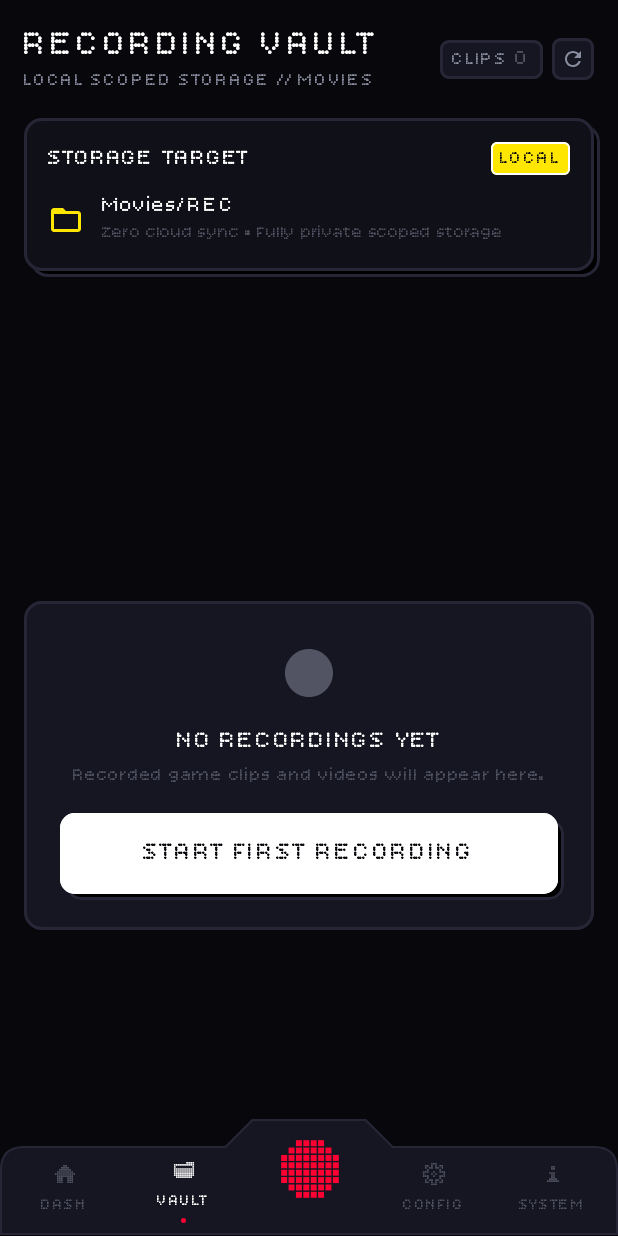
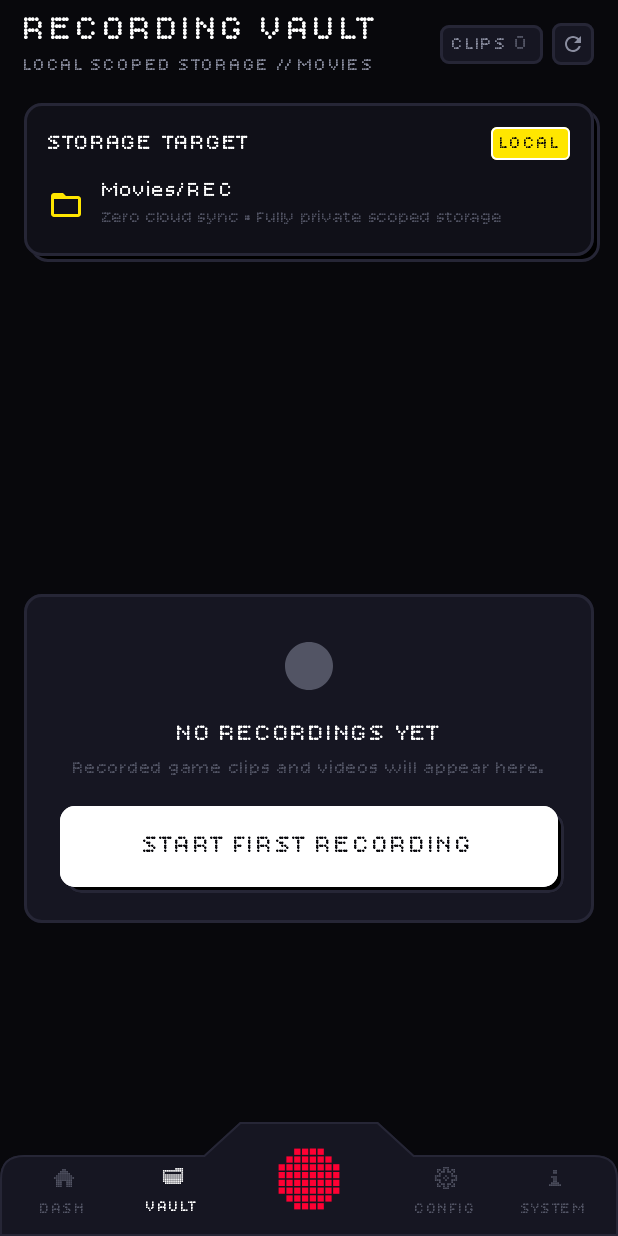
Before and after one commit to pixlofficial/rec, an Android app built with Jetpack Compose: the screen it shows after launch (MainActivity), after a tap on "VAULT", on a phone screen of 412 x 824 dp. Run offline under Robolectric (Android 15) with nearby library versions, the light colour scheme and no system bars; Roboto replaces fonts that are not available here.

Commit message:
fix(ui): restore solid phone navbar, tighten status bar gap, and size record shutter (+50%) with equal vertical gap

```diff
--- a/app/src/main/java/pixl/rec/ui/dashboard/DashboardScreen.kt
+++ b/app/src/main/java/pixl/rec/ui/dashboard/DashboardScreen.kt
@@ -132,7 +132,7 @@ fun DashboardScreen(
             }
             .verticalScroll(scrollState)
     ) {
-        Spacer(modifier = Modifier.height(16.dp))
+        Spacer(modifier = Modifier.height(6.dp))
 
         // 1. Top Bar Header
         HeaderBar(uiState = uiState)
--- a/app/src/main/java/pixl/rec/ui/more/MoreScreen.kt
+++ b/app/src/main/java/pixl/rec/ui/more/MoreScreen.kt
@@ -72,7 +72,7 @@ fun MoreScreen(
             .padding(horizontal = 16.dp)
             .verticalScroll(scrollState)
     ) {
-        Spacer(modifier = Modifier.height(16.dp))
+        Spacer(modifier = Modifier.height(6.dp))
 
         // 1. Header
         Text(
--- a/app/src/main/java/pixl/rec/ui/navigation/BottomNavBar.kt
+++ b/app/src/main/java/pixl/rec/ui/navigation/BottomNavBar.kt
@@ -16,6 +16,7 @@ import androidx.compose.foundation.layout.Row
 import androidx.compose.foundation.layout.Spacer
 import androidx.compose.foundation.layout.WindowInsets
 import androidx.compose.foundation.layout.WindowInsetsSides
+import androidx.compose.foundation.layout.fillMaxSize
 import androidx.compose.foundation.layout.fillMaxWidth
 import androidx.compose.foundation.layout.height
 import androidx.compose.foundation.layout.navigationBars
@@ -25,6 +26,7 @@ import androidx.compose.foundation.layout.offset
 import androidx.compose.foundation.layout.padding
 import androidx.compose.foundation.layout.size
 import androidx.compose.foundation.layout.systemBars
+import androidx.compose.foundation.layout.windowInsetsBottomHeight
 import androidx.compose.foundation.layout.windowInsetsPadding
 import androidx.compose.foundation.shape.CircleShape
 import androidx.compose.foundation.interaction.MutableInteractionSource
@@ -63,9 +65,9 @@ import pixl.rec.ui.theme.TextPrimary
  */
 class CrestedDockShape(
     private val cornerRadius: Dp = 16.dp,
-    private val crestHeight: Dp = 18.dp,
-    private val crestHalfWidth: Dp = 38.dp,
-    private val slopeWidth: Dp = 18.dp
+    private val crestHeight: Dp = 22.dp,
+    private val crestHalfWidth: Dp = 46.dp,
+    private val slopeWidth: Dp = 24.dp
 ) : Shape {
     override fun createOutline(
         size: Size,
@@ -127,15 +129,21 @@ fun BottomNavBar(
 ) {
     val navShape = remember { CrestedDockShape() }
 
-    Box(
+    Column(
         modifier = modifier
             .fillMaxWidth()
-            .navigationBarsPadding()
+            .background(Color.Transparent)
+    ) {
+        // Upper layer: Chamfered Canopy Dock + Centered Floating Shutter
+        Box(
+            modifier = Modifier
+                .fillMaxWidth()
+                .height(76.dp)
         ) {
             // Chamfered Canopy Dock Container
             Box(
                 modifier = Modifier
-                .fillMaxWidth()
+                    .fillMaxSize()
                     .clip(navShape)
                     .background(SurfaceElevated)
                     .border(
@@ -146,8 +154,8 @@ fun BottomNavBar(
             ) {
                 Row(
                     modifier = Modifier
-                    .fillMaxWidth()
-                    .padding(top = 22.dp, bottom = 6.dp, start = 4.dp, end = 4.dp),
+                        .fillMaxSize()
+                        .padding(top = 24.dp, bottom = 6.dp, start = 6.dp, end = 6.dp),
                     verticalAlignment = Alignment.CenterVertically
                 ) {
                     // Left Tabs: DASHBOARD & VAULT
@@ -165,8 +173,8 @@ fun BottomNavBar(
                         modifier = Modifier.weight(1f)
                     )
 
-                // Shutter gap reservation under the canopy
-                Spacer(modifier = Modifier.weight(1.1f))
+                    // Shutter gap reservation under the canopy for larger shutter
+                    Spacer(modifier = Modifier.weight(1.5f))
 
                     // Right Tabs: SETTINGS & MORE
                     NavTabItem(
@@ -185,13 +193,20 @@ fun BottomNavBar(
                 }
             }
 
-        // Shutter Button positioned crowned under the canopy
+            // Shutter Button positioned with equal gap from top of chamfer and phone's navbar
             FloatingRecordShutter(
                 isRecording = isRecording,
                 onRecordAction = onRecordAction,
+                modifier = Modifier.align(Alignment.Center)
+            )
+        }
+
+        // Solid Phone Navigation Bar Area (ObsidianCanvas)
+        Spacer(
             modifier = Modifier
-                .align(Alignment.TopCenter)
-                .offset(y = (-6).dp)
+                .fillMaxWidth()
+                .windowInsetsBottomHeight(WindowInsets.navigationBars)
+                .background(pixl.rec.ui.theme.ObsidianCanvas)
         )
     }
 }
@@ -224,10 +239,10 @@ fun FloatingRecordShutter(
 
     Box(
         modifier = modifier
-            .size(78.dp)
+            .size(108.dp)
             .clickable(
                 interactionSource = remember { MutableInteractionSource() },
-                indication = ripple(bounded = false, radius = 39.dp),
+                indication = ripple(bounded = false, radius = 54.dp),
                 onClick = onRecordAction
             ),
         contentAlignment = Alignment.Center
@@ -239,7 +254,7 @@ fun FloatingRecordShutter(
             contentDescription = if (isRecording) "Stop Recording" else "Start Recording",
             tint = HyperCrimson,
             modifier = Modifier
-                .size(72.dp)
+                .size(108.dp)
                 .scale(pulseScale)
         )
     }
--- a/app/src/main/java/pixl/rec/ui/settings/SettingsScreen.kt
+++ b/app/src/main/java/pixl/rec/ui/settings/SettingsScreen.kt
@@ -91,7 +91,7 @@ fun SettingsScreen(
             .padding(horizontal = 16.dp)
             .verticalScroll(scrollState)
     ) {
-        Spacer(modifier = Modifier.height(16.dp))
+        Spacer(modifier = Modifier.height(6.dp))
 
         // 1. Settings Header
         Text(
--- a/app/src/main/java/pixl/rec/ui/theme/Theme.kt
+++ b/app/src/main/java/pixl/rec/ui/theme/Theme.kt
@@ -43,7 +43,7 @@ fun RECTheme(
             if (window != null) {
                 WindowCompat.setDecorFitsSystemWindows(window, false)
                 window.statusBarColor = android.graphics.Color.TRANSPARENT
-                window.navigationBarColor = android.graphics.Color.TRANSPARENT
+                window.navigationBarColor = ObsidianCanvas.toArgb()
                 val insetsController = WindowCompat.getInsetsController(window, view)
                 insetsController.isAppearanceLightStatusBars = false
                 insetsController.isAppearanceLightNavigationBars = false
--- a/app/src/main/java/pixl/rec/ui/vault/VaultScreen.kt
+++ b/app/src/main/java/pixl/rec/ui/vault/VaultScreen.kt
@@ -103,7 +103,7 @@ fun VaultScreen(
             .fillMaxSize()
             .padding(horizontal = 16.dp)
     ) {
-        Spacer(modifier = Modifier.height(16.dp))
+        Spacer(modifier = Modifier.height(6.dp))
 
         // 1. Vault Header Row
         Row(
```
Lines whose indentation alone changed are shown as unchanged.
